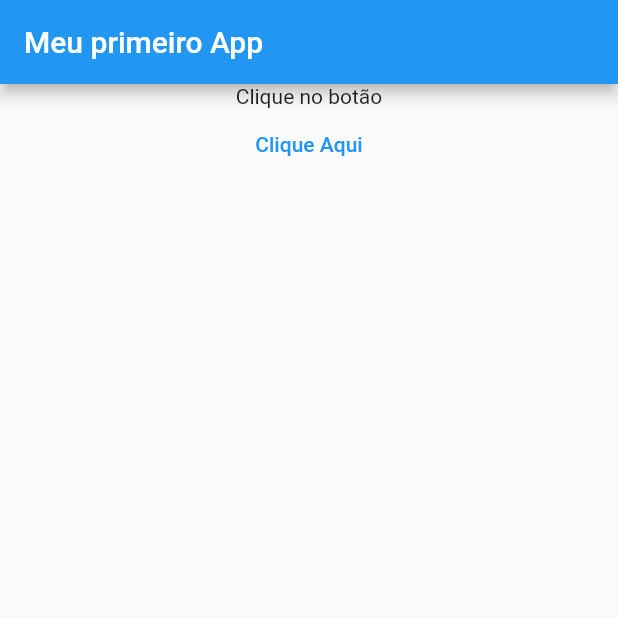
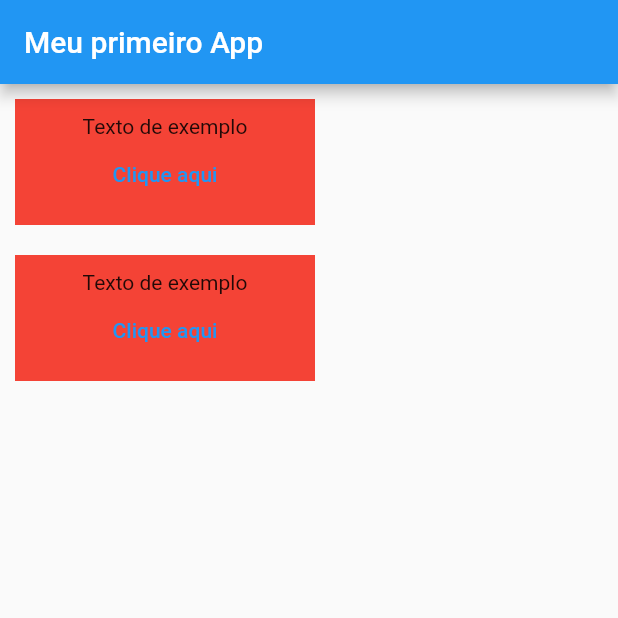
Before and after one commit to paulinhovs/Estudos-Flutter, a Flutter app: the screen it shows after launch, on a phone screen of 412 x 824 dp, the top half of it. Run offline on Flutter 3.47's test engine with Material 2 defaults, Android fonts, the phone set to English and light mode, and no system bars.

Commit message:
Aprendendo sobre componentes externos

```diff
--- a/lib/main.dart
+++ b/lib/main.dart
@@ -11,9 +11,7 @@
 class MyApp extends StatelessWidget {
   const MyApp({Key? key}) : super(key: key);
 
-  botaoAction() {
-    print("Clicou no botão...");
-  }
+  botaoAction() {}
 
   @override
   Widget build(BuildContext context) {
@@ -22,18 +20,32 @@
         appBar: AppBar(
           title: Text('Meu primeiro App'),
         ),
-        body: Center(
-          child: Column(
-            children: <Widget>[
-              Text('Clique no botão'),
-              TextButton(
-                child: Text('Clique Aqui'),
-                onPressed: botaoAction,
-              ),
-            ],
-          ),
+        body: Column(
+          children: <Widget>[Exemplo(), Exemplo()],
         ),
       ),
     );
   }
 }
+
+class Exemplo extends StatelessWidget {
+  @override
+  Widget build(BuildContext context) {
+    return Container(
+      width: 200,
+      color: Colors.red,
+      margin: EdgeInsets.all(10),
+      padding: EdgeInsets.all(10),
+      child: Column(
+        children: [
+          Text('Texto de exemplo'),
+          TextButton(
+              child: Text('Clique aqui'),
+              onPressed: () {
+                print("Clicou...");
+              })
+        ],
+      ),
+    );
+  }
+}
```
